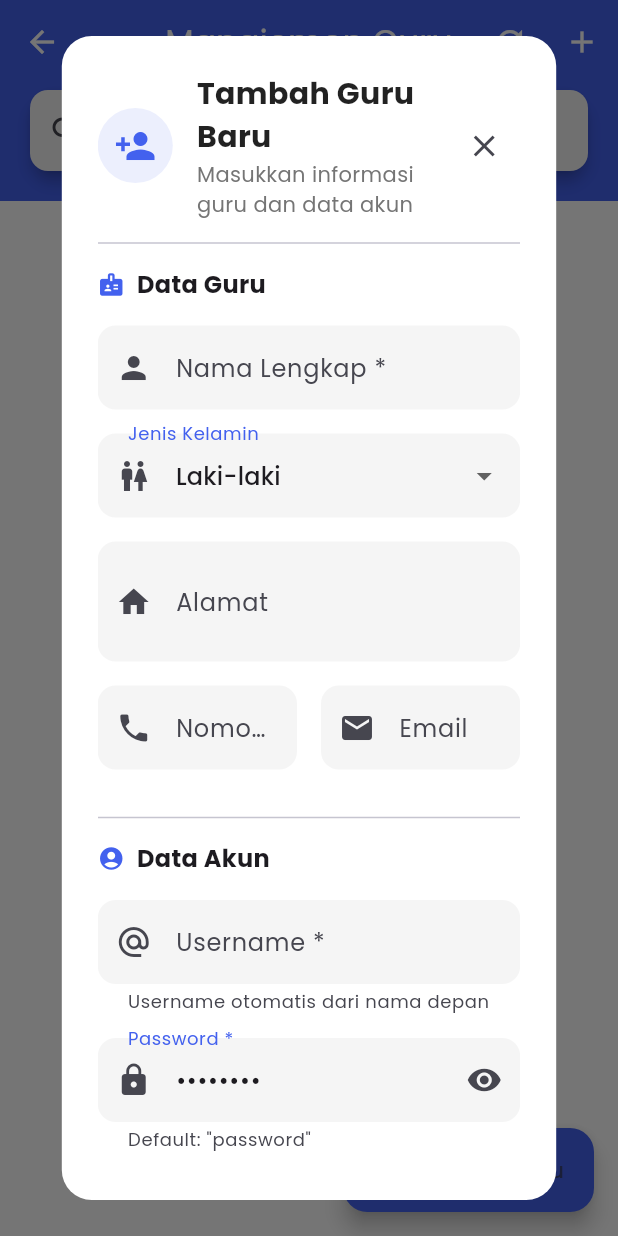
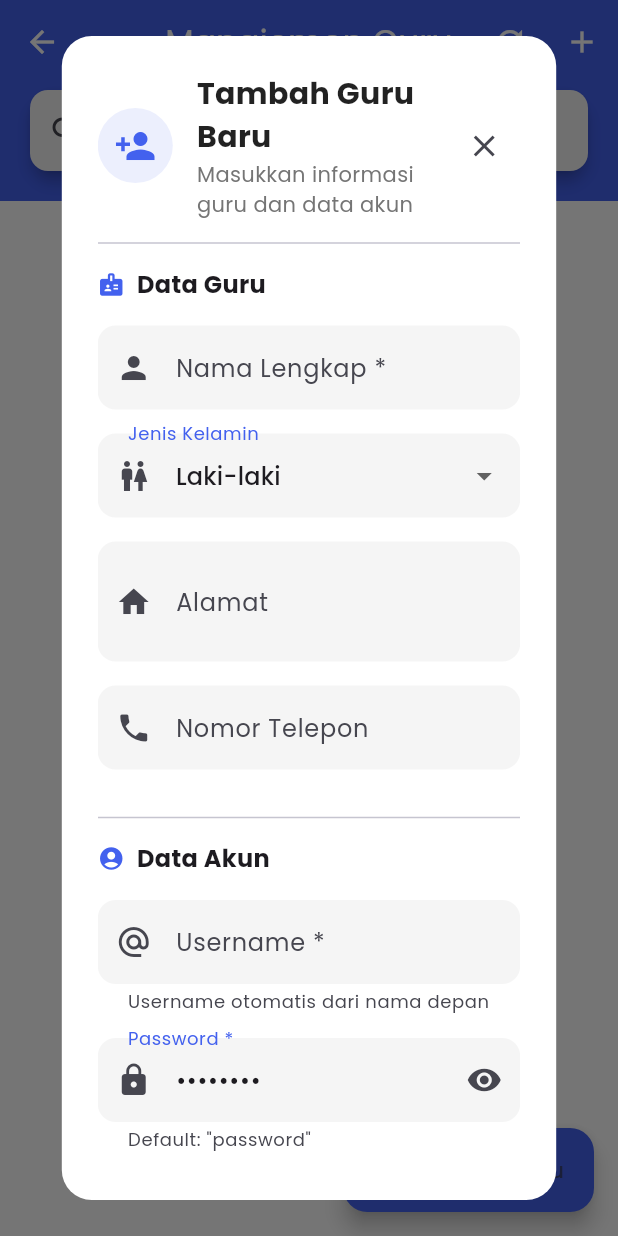
Before and after one commit to Mighty-SEA/apkabsensi, a Flutter app: the ManajemenGuruScreen screen opened directly, after a tap on "Tambah Guru", on a phone screen of 412 x 824 dp. Run offline on Flutter 3.47's test engine with Material 3 defaults, Android fonts, the phone set to English and light mode, and no system bars; our stand-ins replace cached_network_image, connectivity_plus, fl_chart, google_fonts, logger, shared_preferences and 1 more; accounts and stored records are empty.

Commit message:
Menambahkan dependensi baru 'rename' versi 3.1.0 pada pubspec.yaml dan memperbarui label aplikasi menjadi 'Absensi' di AndroidManifest.xml serta Info.plist. Menghapus field email dari model Guru dan memperbarui tampilan di ManajemenGuruScreen dan ProfileScreen untuk mencerminkan perubahan tersebut.

```diff
--- a/lib/models/guru_model.dart
+++ b/lib/models/guru_model.dart
@@ -4,7 +4,6 @@ class Guru {
   final String? jenisKelamin;
   final String? alamat;
   final String? noTelp;
-  final String? email;
 
   Guru({
     required this.id,
@@ -12,7 +11,6 @@ class Guru {
     this.jenisKelamin,
     this.alamat,
     this.noTelp,
-    this.email,
   });
 
   factory Guru.fromJson(Map<String, dynamic> json) {
@@ -22,7 +20,6 @@ class Guru {
       jenisKelamin: json['jenisKelamin'],
       alamat: json['alamat'],
       noTelp: json['noTelp'],
-      email: json['email'],
     );
   }
 
@@ -33,7 +30,6 @@ class Guru {
       'jenisKelamin': jenisKelamin,
       'alamat': alamat,
       'noTelp': noTelp,
-      'email': email,
     };
   }
 }
--- a/lib/screens/manajemen_guru_screen.dart
+++ b/lib/screens/manajemen_guru_screen.dart
@@ -27,10 +27,7 @@ class _ManajemenGuruScreenState extends State<ManajemenGuruScreen> {
           guru.nama.toLowerCase().contains(_searchQuery.toLowerCase()))
       .toList();
 
-  // Untuk validasi email
-  final RegExp _emailRegex = RegExp(
-    r'^[a-zA-Z0-9.]+@[a-zA-Z0-9]+\.[a-zA-Z]+',
-  );
+  // Tidak ada lagi validasi email
 
   @override
   void initState() {
@@ -63,7 +60,6 @@ class _ManajemenGuruScreenState extends State<ManajemenGuruScreen> {
     final jenisKelaminController = TextEditingController(text: guru?.jenisKelamin ?? 'Laki-laki');
     final alamatController = TextEditingController(text: guru?.alamat ?? '');
     final noTelpController = TextEditingController(text: guru?.noTelp ?? '');
-    final emailController = TextEditingController(text: guru?.email ?? '');
 
     // Khusus untuk tambah guru baru
     final usernameController = TextEditingController();
@@ -246,12 +242,8 @@ class _ManajemenGuruScreenState extends State<ManajemenGuruScreen> {
                         ),
                         const SizedBox(height: 16),
 
-                        // Row untuk no telp dan email
-                        Row(
-                          children: [
                         // No Telp field
-                            Expanded(
-                              child: TextFormField(
+                        TextFormField(
                           controller: noTelpController,
                           decoration: InputDecoration(
                             labelText: 'Nomor Telepon',
@@ -266,33 +258,6 @@ class _ManajemenGuruScreenState extends State<ManajemenGuruScreen> {
                           keyboardType: TextInputType.phone,
                           inputFormatters: [
                             FilteringTextInputFormatter.digitsOnly,
-                                ],
-                              ),
-                            ),
-                            const SizedBox(width: 16),
-
-                            // Email field
-                            Expanded(
-                              child: TextFormField(
-                                controller: emailController,
-                                decoration: InputDecoration(
-                                  labelText: 'Email',
-                                  hintText: 'Email',
-                                  border: OutlineInputBorder(
-                                    borderRadius: BorderRadius.circular(12),
-                                  ),
-                                  prefixIcon: const Icon(Icons.email),
-                                  contentPadding: const EdgeInsets.symmetric(horizontal: 16, vertical: 16),
-                                ),
-                                keyboardType: TextInputType.emailAddress,
-                                validator: (value) {
-                                  if (value != null && value.isNotEmpty && !_emailRegex.hasMatch(value)) {
-                                    return 'Format email tidak valid';
-                                  }
-                                  return null;
-                                },
-                              ),
-                            ),
                           ],
                         ),
                         const SizedBox(height: 16),
@@ -413,7 +378,6 @@ class _ManajemenGuruScreenState extends State<ManajemenGuruScreen> {
                                           'jenisKelamin': selectedJenisKelamin,
                                           'alamat': alamatController.text,
                                           'noTelp': noTelpController.text,
-                                          'email': emailController.text,
                                         };
 
                                         // Tambahkan data user jika tambah guru baru
@@ -514,7 +478,6 @@ class _ManajemenGuruScreenState extends State<ManajemenGuruScreen> {
             if (guru.jenisKelamin != null) Text('Jenis Kelamin: ${guru.jenisKelamin}'),
             if (guru.alamat != null && guru.alamat!.isNotEmpty) Text('Alamat: ${guru.alamat}'),
             if (guru.noTelp != null && guru.noTelp!.isNotEmpty) Text('No. Telp: ${guru.noTelp}'),
-            if (guru.email != null && guru.email!.isNotEmpty) Text('Email: ${guru.email}'),
           ],
         ),
         actions: [
--- a/lib/screens/profile_screen.dart
+++ b/lib/screens/profile_screen.dart
@@ -178,8 +178,6 @@ class ProfileScreen extends StatelessWidget {
                         ),
                         const SizedBox(height: 16),
                         _buildInfoItem(context, Icons.person_outline_rounded, 'Username', user?.username ?? '-'),
-                        const Divider(),
-                        _buildInfoItem(context, Icons.email_outlined, 'Email', 'email@example.com'),
                         const Divider(),
                         _buildInfoItem(context, Icons.phone_outlined, 'No. Telepon', '08xxxxxxxxxx'),
                       ],
--- a/pubspec.yaml
+++ b/pubspec.yaml
@@ -49,6 +49,7 @@ dependencies:
   path_provider: ^2.1.2           # Untuk akses file sistem
   form_field_validator: ^1.1.0
   fl_chart: ^1.0.0
+  rename: ^3.1.0
 
 dev_dependencies:
   flutter_test:
```
Also changed, not shown: pubspec.lock, 2 other files. Lines whose indentation alone changed are shown as unchanged.
